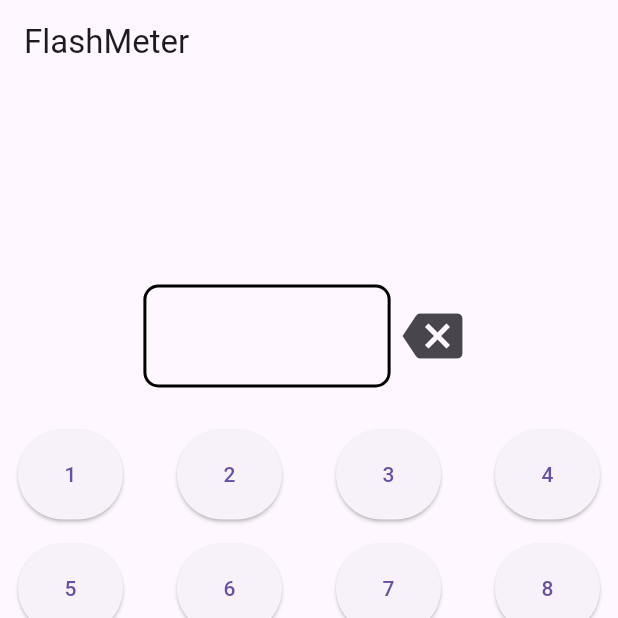
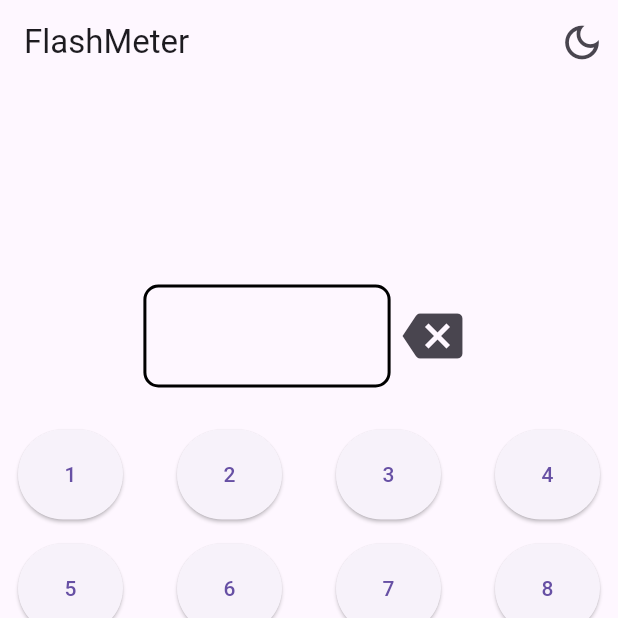
Before and after one commit to matatoMatata94/flash_meter, a Flutter app: the screen it shows after launch, on a phone screen of 412 x 824 dp, the top half of it. Run offline on Flutter 3.47's test engine with Material 3 defaults, Android fonts, the phone set to English and light mode, and no system bars; our stand-ins replace shared_preferences; missing offline and left inert: torch_light.

Commit message:
Added Light- and Darkmode
Next aim is to give it some good color

```diff
--- a/lib/main.dart
+++ b/lib/main.dart
@@ -11,17 +11,40 @@ void main() async {
   runApp(MyApp(controller, titleController));
 }
 
-class MyApp extends StatelessWidget {
+class MyApp extends StatefulWidget {
   final FlashMeterController controller;
   final TextEditingController titleController;
 
   MyApp(this.controller, this.titleController);
 
   @override
+  State<MyApp> createState() => _MyAppState();
+
+  static _MyAppState of(BuildContext context) =>
+      context.findAncestorStateOfType<_MyAppState>()!;
+}
+
+class _MyAppState extends State<MyApp> {
+  ThemeMode _themeMode = ThemeMode.light;
+
+  @override
   Widget build(BuildContext context) {
     return MaterialApp(
+      theme: ThemeData(
+        brightness: Brightness.light,
+      ),
+      darkTheme: ThemeData(
+        brightness: Brightness.dark,
+      ),
+      themeMode: _themeMode,
       debugShowCheckedModeBanner: false,
-      home: FlashMeterApp(controller),
+      home: FlashMeterApp(widget.controller),
     );
   }
+
+  void changeTheme(ThemeMode themeMode) {
+    setState(() {
+      _themeMode = themeMode;
+    });
+  }
 }
--- a/lib/view/flash_meter_view.dart
+++ b/lib/view/flash_meter_view.dart
@@ -1,8 +1,10 @@
 import 'package:flash_meter/controller/flash_meter_controller.dart';
-import 'package:flash_meter/view/common_widgets.dart';
-import 'package:flash_meter/view/favorites_page.dart';
-import 'package:flash_meter/view/input_page.dart';
+import 'package:flash_meter/view/pages/favorites_page.dart';
+import 'package:flash_meter/view/pages/input_page.dart';
+import 'package:flash_meter/view/widgets/common_widgets.dart';
 import 'package:flutter/material.dart';
+
+import '../main.dart';
 
 class FlashMeterApp extends StatefulWidget {
   final FlashMeterController controller;
@@ -30,7 +32,21 @@ class _FlashMeterAppState extends State<FlashMeterApp> {
   @override
   Widget build(BuildContext context) {
     return Scaffold(
-      appBar: AppBar(title: const Text('FlashMeter')),
+      appBar: AppBar(
+        title: const Text('FlashMeter'),
+        actions: [
+          IconButton(
+            onPressed: () {
+              Theme.of(context).brightness == Brightness.light
+                  ? MyApp.of(context).changeTheme(ThemeMode.dark)
+                  : MyApp.of(context).changeTheme(ThemeMode.light);
+            },
+            icon: Theme.of(context).brightness == Brightness.light
+                ? const Icon(Icons.dark_mode_outlined, size: 30)
+                : const Icon(Icons.light_mode_outlined, size: 30),
+          ),
+        ],
+      ),
       body: Stack(
         children: [
           Offstage(
--- a/lib/view/input_page.dart
+++ b/lib/view/pages/input_page.dart
@@ -1,5 +1,5 @@
 import 'package:flash_meter/controller/flash_meter_controller.dart';
-import 'package:flash_meter/view/common_widgets.dart';
+import 'package:flash_meter/view/widgets/common_widgets.dart';
 import 'package:flutter/material.dart';
 
 class InputPage extends StatefulWidget {
@@ -45,7 +45,12 @@ class _InputPageState extends State<InputPage> {
                     height: size.height / 12,
                     padding: const EdgeInsets.all(10),
                     decoration: BoxDecoration(
-                      border: Border.all(width: 2, color: Colors.black),
+                      border: Border.all(
+                        width: 2,
+                        color: Theme.of(context).brightness == Brightness.light
+                            ? Colors.black
+                            : Colors.white,
+                      ),
                       borderRadius: BorderRadius.circular(10),
                     ),
                     child: Center(
```
Also changed, not shown: lib/view/pages/favorites_page.dart (renamed from lib/view/favorites_page.dart), lib/view/widgets/common_widgets.dart (renamed from lib/view/common_widgets.dart).
